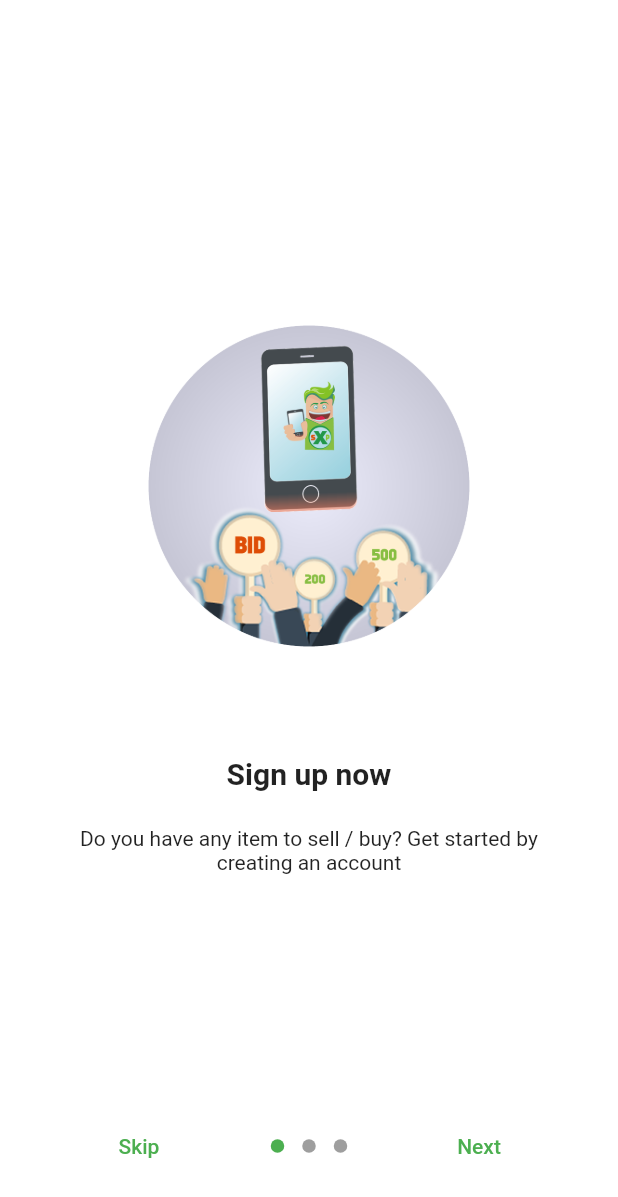
After one commit to cjndubisi/sellit-mobile, a Flutter app: the screen it shows after launch, after a tap on "Skip", on a phone screen of 412 x 824 dp. The commit adds this screen. Shown: the top 1197 px of the screen. Run offline on Flutter 3.47's test engine with Material 2 defaults, Android fonts, the light colour scheme and no system bars; drawn by our look-alikes of introduction_screen; our stand-ins replace bloc, equatable, firebase_auth, firebase_core, flutter_bloc, fluttertoast and 2 more; accounts and stored records are empty.

Commit message:
Feature: Onboarding
* fix the first time logic
* removes the default flutter test
* lint and code clean up
* update tests

Co-authored-by: Chijioke Ndubisi <cjndubisi@gmail.com>

```diff
--- /dev/null
+++ b/lib/authentication/auth_service.dart
@@ -0,0 +1,25 @@
+import 'dart:async';
+
+import 'package:firebase_auth/firebase_auth.dart';
+import 'package:flutter_starterkit_firebase/utils/constants.dart';
+import 'package:shared_preferences/shared_preferences.dart';
+
+class AuthService {
+  final FirebaseAuth _auth = FirebaseAuth.instance;
+
+  bool isSignedIn() {
+    return _auth.currentUser != null;
+  }
+
+  User getUser() {
+    if (_auth.currentUser == null) {
+      return null;
+    }
+    return _auth.currentUser;
+  }
+
+  Future<bool> isFirstTime() async {
+    SharedPreferences pref = await SharedPreferences.getInstance();
+    return pref.getBool(Constants.FIRST_TIME) ?? true;
+  }
+}
--- /dev/null
+++ b/lib/authentication/authentication_bloc/authentication_bloc.dart
@@ -0,0 +1,63 @@
+import 'dart:async';
+import 'package:bloc/bloc.dart';
+import 'package:equatable/equatable.dart';
+import 'package:meta/meta.dart';
+
+import '../auth_service.dart';
+
+part 'authentication_event.dart';
+part 'authentication_state.dart';
+
+class AuthenticationBloc extends Bloc<AuthenticationEvent, AuthenticationState> {
+  final AuthService _service;
+
+  AuthenticationBloc({@required AuthService service})
+      : assert(service != null),
+        _service = service,
+        super(null);
+
+  AuthenticationState get initialState => Uninitalized();
+
+  @override
+  Stream<AuthenticationState> mapEventToState(
+    AuthenticationEvent event,
+  ) async* {
+    if (event is AppStarted) {
+      yield* _mapAppStartedToState();
+    } else if (event is LoggedIn) {
+      yield* _mapLoggedInToState();
+    } else if (event is LoggedOut) {
+      yield* _mapLoggedOutToState();
+    }
+  }
+
+  Stream<AuthenticationState> _mapAppStartedToState() async* {
+    final isFirstTime = await _service.isFirstTime();
+
+    if (isFirstTime) {
+      yield Uninitalized();
+      return;
+    }
+
+    final user = _service.getUser();
+
+    if (user == null) {
+      yield Unauthenticated();
+      return;
+    }
+
+    yield Authenticated(user.email);
+  }
+
+  Stream<AuthenticationState> _mapLoggedInToState() async* {
+    if (_service.isSignedIn()) {
+      yield Authenticated(_service.getUser().email);
+      return;
+    }
+    yield Unauthenticated();
+  }
+
+  Stream<AuthenticationState> _mapLoggedOutToState() async* {
+    yield Unauthenticated();
+  }
+}
--- /dev/null
+++ b/lib/authentication/authentication_bloc/authentication_event.dart
@@ -0,0 +1,13 @@
+part of 'authentication_bloc.dart';
+
+@immutable
+abstract class AuthenticationEvent extends Equatable {
+  @override
+  List<Object> get props => [];
+}
+
+class AppStarted extends AuthenticationEvent {}
+
+class LoggedIn extends AuthenticationEvent {}
+
+class LoggedOut extends AuthenticationEvent {}
--- /dev/null
+++ b/lib/authentication/authentication_bloc/authentication_state.dart
@@ -0,0 +1,24 @@
+part of 'authentication_bloc.dart';
+
+@immutable
+abstract class AuthenticationState extends Equatable {
+  const AuthenticationState();
+  @override
+  List<Object> get props => [];
+}
+
+class Uninitalized extends AuthenticationState {}
+
+class Unauthenticated extends AuthenticationState {}
+
+class Authenticated extends AuthenticationState {
+  final String displayName;
+
+  Authenticated(this.displayName);
+
+  @override
+  List<Object> get props => [this.displayName];
+
+  @override
+  String toString() => 'Authenticated { displayName: $displayName }';
+}
--- /dev/null
+++ b/lib/authentication/authentication_screen.dart
@@ -0,0 +1,13 @@
+import 'package:flutter/material.dart';
+
+class AuthenticationScreen extends StatelessWidget {
+  AuthenticationScreen({Key key}) : super(key: key);
+
+  @override
+  Widget build(BuildContext context) {
+    return MaterialApp(
+      routes: {},
+      initialRoute: '/',
+    );
+  }
+}
--- /dev/null
+++ b/lib/authentication/onboarding/onboarding_screen.dart
@@ -0,0 +1,66 @@
+import 'package:flutter/material.dart';
+import 'package:flutter_starterkit_firebase/utils/constants.dart';
+import 'package:introduction_screen/introduction_screen.dart';
+import 'package:shared_preferences/shared_preferences.dart';
+
+import '../../main.dart';
+
+class WelcomeActivity extends StatelessWidget {
+  @override
+  Widget build(BuildContext context) {
+    return Scaffold(
+      body: Container(
+        color: Colors.white,
+        padding: EdgeInsets.all(20),
+        child: Column(
+          children: <Widget>[
+            SizedBox(
+              height: 180,
+            ),
+            Expanded(
+              child: IntroductionScreen(
+                globalBackgroundColor: Colors.transparent,
+                showNextButton: true,
+                showSkipButton: true,
+                skip: Text("Skip"),
+                next: Text("Next"),
+                done: Text("Get Started"),
+                pages: getPages(),
+                onDone: () => gotoLoginPage(),
+                onSkip: () => gotoLoginPage(),
+              ),
+            ),
+          ],
+        ),
+      ),
+    );
+  }
+
+  final myPage = const PageDecoration(bodyTextStyle: TextStyle(fontSize: 14));
+
+  List<PageViewModel> getPages() {
+    return [
+      PageViewModel(
+          image: Image.asset("assets/images/splash1.png"),
+          title: "Sign up now",
+          body: "Do you have any item to sell / buy? Get started by creating an account",
+          decoration: myPage),
+      PageViewModel(
+          image: Image.asset("assets/images/splash2.png"),
+          title: "Competitive",
+          body: "Prices are competitive and attractive. You have a wide range of options to choose from",
+          decoration: myPage),
+      PageViewModel(
+          image: Image.asset("assets/images/splash3.png"),
+          title: "Speedy delivery",
+          body: "Seller accepts your bid and item gets delivered to you seamlessly",
+          decoration: myPage),
+    ];
+  }
+
+  gotoLoginPage() async {
+    SharedPreferences pref = await SharedPreferences.getInstance();
+    pref.setBool(Constants.FIRST_TIME, false);
+    navigateTo('/register');
+  }
+}
--- /dev/null
+++ b/lib/utils/constants.dart
@@ -0,0 +1,3 @@
+class Constants {
+  static const String FIRST_TIME = "is_first_time";
+}
```
Also changed, not shown: lib/main.dart (+127 -35 lines), lib/utils/resources.dart (added, +49 -0 lines), pubspec.yaml (+22 -5 lines), assets/images/splash1.png (added), assets/images/splash2.png (added), assets/images/splash3.png (added), pubspec.lock, 7 other files.
